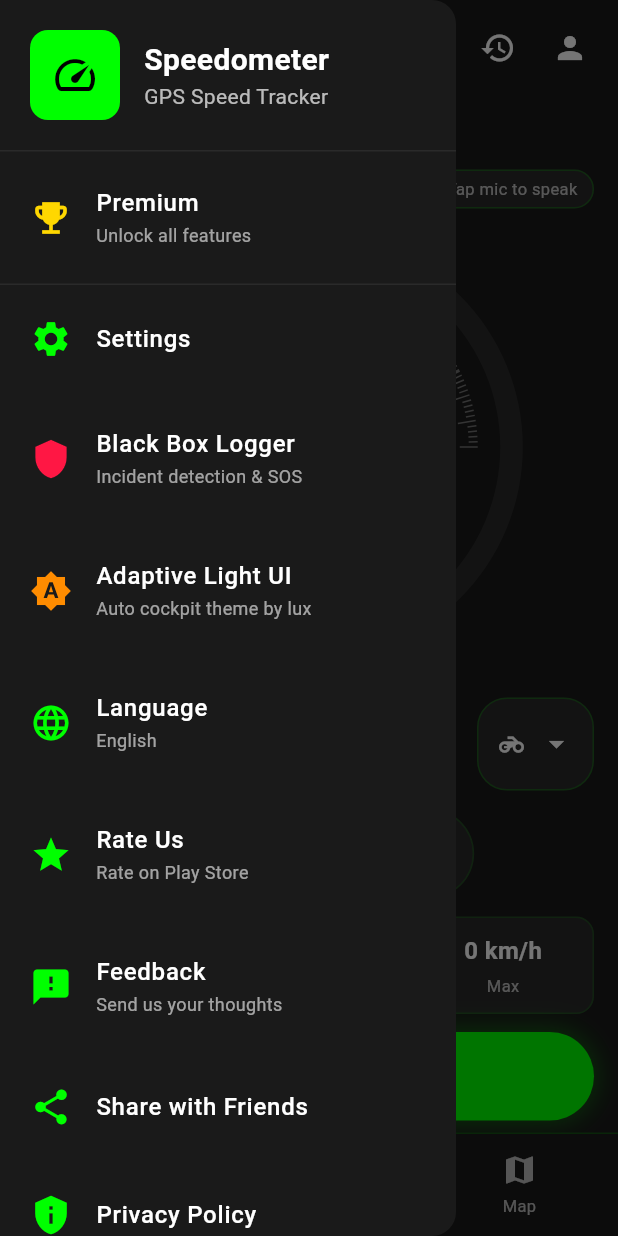
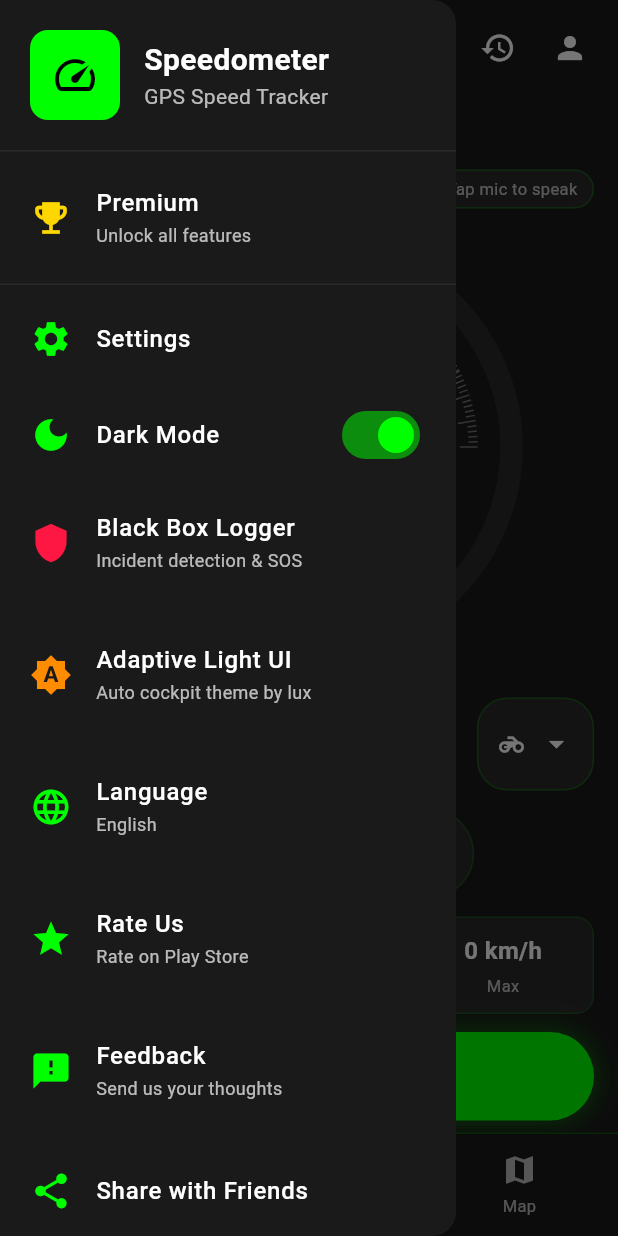
Before and after one commit to RKSAKETH/CarDashboard-Mobile, a Flutter app: the screen it shows once a user with an empty profile is signed in, with the side drawer open, on a phone screen of 412 x 824 dp. Run offline on Flutter 3.47's test engine with Material 3 defaults, Android fonts, the phone set to English and light mode, and no system bars; our stand-ins replace cloud_firestore, firebase_auth, firebase_core, flutter_tts, geolocator, google_maps_flutter and 6 more; missing offline and left inert: light_sensor; accounts and stored records are empty; network calls fail; statements that could not run were skipped.

Commit message:
feat: implement dark mode toggle and theme integration

```diff
--- a/lib/main.dart
+++ b/lib/main.dart
@@ -28,20 +28,20 @@
 class SpeedometerApp extends StatelessWidget {
   const SpeedometerApp({super.key});
 
-  ThemeData _buildTheme(LightMode mode) {
+  ThemeData _buildTheme(LightMode mode, bool isDark) {
     final accent  = LightThemePalette.accent(mode);
     final bg      = LightThemePalette.background(mode);
     final surface = LightThemePalette.surface(mode);
 
     return ThemeData(
-      brightness: Brightness.dark,
+      brightness: isDark ? Brightness.dark : Brightness.light,
       scaffoldBackgroundColor: bg,
       primaryColor: accent,
-      colorScheme: ColorScheme.dark(
+      colorScheme: (isDark ? const ColorScheme.dark() : const ColorScheme.light()).copyWith(
         primary: accent,
         secondary: accent,
         surface: surface,
-        onPrimary: Colors.black,
+        onPrimary: isDark ? Colors.black : Colors.white,
         onSurface: LightThemePalette.textPrimary(mode),
       ),
       appBarTheme: AppBarTheme(
@@ -63,15 +63,16 @@
           // AmbientLightProvider.of registers an InheritedWidget dependency —
           // this Builder rebuilds automatically when LightMode changes.
           final mode = AmbientLightProvider.of(ctx);
+          final isDark = isDarkModeNotifier.value;
           return AnimatedTheme(
             duration: const Duration(milliseconds: 400),
             curve: Curves.easeInOut,
-            data: _buildTheme(mode),
+            data: _buildTheme(mode, isDark),
             child: MaterialApp(
               navigatorKey: incidentNavigatorKey,
               title: 'Speedometer',
               debugShowCheckedModeBanner: false,
-              theme: _buildTheme(mode),
+              theme: _buildTheme(mode, isDark),
               home: const AuthWrapper(),
             ),
           );
--- a/lib/widgets/ambient_light_overlay.dart
+++ b/lib/widgets/ambient_light_overlay.dart
@@ -5,6 +5,8 @@
 // ─────────────────────────────────────────────────────────────────────────────
 // AmbientLightProvider  (InheritedNotifier-style state holder)
 // ─────────────────────────────────────────────────────────────────────────────
+
+final ValueNotifier<bool> isDarkModeNotifier = ValueNotifier<bool>(true);
 
 /// Holds the current [LightMode] and notifies descendants when it changes.
 /// Place this widget near the top of your widget tree so all children can
@@ -48,11 +50,16 @@
   @override
   void initState() {
     super.initState();
+    isDarkModeNotifier.addListener(_onThemeToggle);
     if (widget.enabled) {
       _mode = AmbientLightService.instance.currentMode;
       AmbientLightService.instance.onModeChanged = _onModeChanged;
       AmbientLightService.instance.start();
     }
+  }
+
+  void _onThemeToggle() {
+    if (mounted) setState(() {});
   }
 
   @override
@@ -68,6 +75,7 @@
 
   @override
   void dispose() {
+    isDarkModeNotifier.removeListener(_onThemeToggle);
     AmbientLightService.instance.onModeChanged = null;
     AmbientLightService.instance.stop();
     _bannerTimer?.cancel();
@@ -90,6 +98,7 @@
   Widget build(BuildContext context) {
     return _AmbientLightScope(
       mode: _mode,
+      isDark: isDarkModeNotifier.value,
       child: Directionality(
         textDirection: TextDirection.ltr,
         child: Stack(
@@ -116,12 +125,13 @@
 // ─────────────────────────────────────────────────────────────────────────────
 
 class _AmbientLightScope extends InheritedWidget {
-  const _AmbientLightScope({required this.mode, required super.child});
+  const _AmbientLightScope({required this.mode, required this.isDark, required super.child});
 
   final LightMode mode;
+  final bool isDark;
 
   @override
-  bool updateShouldNotify(_AmbientLightScope old) => mode != old.mode;
+  bool updateShouldNotify(_AmbientLightScope old) => mode != old.mode || isDark != old.isDark;
 }
 
 // ─────────────────────────────────────────────────────────────────────────────
@@ -316,39 +326,54 @@
   const LightThemePalette._();
 
   // ── Accent (primary indicator colour) ──
-  static Color accent(LightMode mode) => switch (mode) {
+  static Color accent(LightMode mode) {
+    if (!isDarkModeNotifier.value) return const Color(0xFF00C853);
+    return switch (mode) {
       LightMode.day      => const Color(0xFF00FF00), // neon green
       LightMode.twilight => const Color(0xFFFFBF00), // amber
       LightMode.night    => const Color(0xFFFF2400), // aviation red
     };
+  }
 
   // ── Background ──
-  static Color background(LightMode mode) => switch (mode) {
+  static Color background(LightMode mode) {
+    if (!isDarkModeNotifier.value) return const Color(0xFFF5F5F5);
+    return switch (mode) {
       LightMode.day      => const Color(0xFF1A1A1A),
       LightMode.twilight => const Color(0xFF12100E),
       LightMode.night    => const Color(0xFF0D0000),
     };
+  }
 
   // ── Surface (card / panel) ──
-  static Color surface(LightMode mode) => switch (mode) {
+  static Color surface(LightMode mode) {
+    if (!isDarkModeNotifier.value) return Colors.white;
+    return switch (mode) {
       LightMode.day      => const Color(0xFF2A2A2A),
       LightMode.twilight => const Color(0xFF1E1A14),
       LightMode.night    => const Color(0xFF1A0606),
     };
+  }
 
   // ── Primary text ──
-  static Color textPrimary(LightMode mode) => switch (mode) {
+  static Color textPrimary(LightMode mode) {
+    if (!isDarkModeNotifier.value) return Colors.black87;
+    return switch (mode) {
       LightMode.day      => Colors.white,
       LightMode.twilight => const Color(0xFFFFECCC),
       LightMode.night    => const Color(0xFFFF8080),
     };
+  }
 
   // ── Secondary text ──
-  static Color textSecondary(LightMode mode) => switch (mode) {
+  static Color textSecondary(LightMode mode) {
+    if (!isDarkModeNotifier.value) return Colors.black54;
+    return switch (mode) {
       LightMode.day      => Colors.white70,
       LightMode.twilight => const Color(0xFFCCAA88).withAlpha(180),
       LightMode.night    => const Color(0xFFFF6060).withAlpha(180),
     };
+  }
 
   // ── Screen brightness target (0.0 – 1.0) ──
   static double screenBrightness(LightMode mode) => switch (mode) {
--- a/lib/widgets/app_drawer.dart
+++ b/lib/widgets/app_drawer.dart
@@ -24,17 +24,25 @@
 
   @override
   Widget build(BuildContext context) {
+    final mode = AmbientLightProvider.of(context);
+    final bg = LightThemePalette.background(mode);
+    final surface = LightThemePalette.surface(mode);
+    final accent = LightThemePalette.accent(mode);
+    final textPri = LightThemePalette.textPrimary(mode);
+    final textSec = LightThemePalette.textSecondary(mode);
+    final isDark = isDarkModeNotifier.value;
+
     return Drawer(
-      backgroundColor: const Color(0xFF1A1A1A),
+      backgroundColor: bg,
       child: SafeArea(
         child: Column(
           children: [
             // Header
             Container(
               padding: const EdgeInsets.all(20),
-              decoration: const BoxDecoration(
+              decoration: BoxDecoration(
                 border: Border(
-                  bottom: BorderSide(color: Color(0xFF2A2A2A), width: 1),
+                  bottom: BorderSide(color: surface, width: 1),
                 ),
               ),
               child: Row(
@@ -43,23 +51,23 @@
                     width: 60,
                     height: 60,
                     decoration: BoxDecoration(
-                      color: const Color(0xFF00FF00),
+                      color: accent,
                       borderRadius: BorderRadius.circular(12),
                     ),
-                    child: const Icon(
+                    child: Icon(
                       Icons.speed,
-                      color: Colors.black,
+                      color: isDark ? Colors.black : Colors.white,
                       size: 32,
                     ),
                   ),
                   const SizedBox(width: 16),
-                  const Column(
+                  Column(
                     crossAxisAlignment: CrossAxisAlignment.start,
                     children: [
                       Text(
                         'Speedometer',
                         style: TextStyle(
-                          color: Colors.white,
+                          color: textPri,
                           fontSize: 20,
                           fontWeight: FontWeight.bold,
                         ),
@@ -67,7 +75,7 @@
                       Text(
                         'GPS Speed Tracker',
                         style: TextStyle(
-                          color: Colors.white70,
+                          color: textSec,
                           fontSize: 14,
                         ),
                       ),
@@ -108,6 +116,31 @@
                         ),
                       );
                     },
+                  ),
+
+                  // -- Dark Mode Toggle --
+                  ListTile(
+                    leading: Icon(
+                      isDark ? Icons.dark_mode : Icons.light_mode,
+                      color: isDark ? const Color(0xFF00FF00) : Colors.amber.shade700,
+                      size: 28,
+                    ),
+                    title: Text(
+                      'Dark Mode',
+                      style: TextStyle(
+                        color: textPri,
+                        fontSize: 16,
+                        fontWeight: FontWeight.w500,
+                      ),
+                    ),
+                    trailing: Switch(
+                      value: isDark,
+                      activeColor: accent,
+                      onChanged: (val) {
+                        isDarkModeNotifier.value = val;
+                      },
+                    ),
+                    contentPadding: const EdgeInsets.symmetric(horizontal: 20, vertical: 0),
                   ),
 
                   _buildMenuItem(
@@ -228,16 +261,21 @@
     Color? iconColor,
     required VoidCallback onTap,
   }) {
+    final mode = AmbientLightProvider.of(context);
+    final accent = LightThemePalette.accent(mode);
+    final textPri = LightThemePalette.textPrimary(mode);
+    final textSec = LightThemePalette.textSecondary(mode);
+
     return ListTile(
       leading: Icon(
         icon,
-        color: iconColor ?? const Color(0xFF00FF00),
+        color: iconColor ?? accent,
         size: 28,
       ),
       title: Text(
         title,
-        style: const TextStyle(
-          color: Colors.white,
+        style: TextStyle(
+          color: textPri,
           fontSize: 16,
           fontWeight: FontWeight.w500,
         ),
@@ -245,8 +283,8 @@
       subtitle: subtitle != null
           ? Text(
               subtitle,
-              style: const TextStyle(
-                color: Colors.white60,
+              style: TextStyle(
+                color: textSec,
                 fontSize: 12,
               ),
             )
```
Lines whose indentation alone changed are shown as unchanged.
